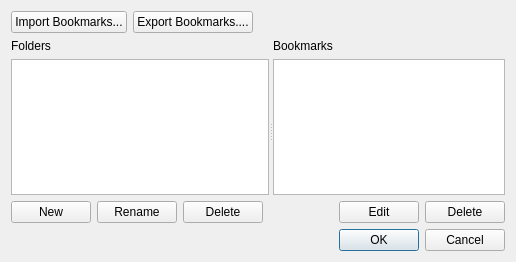
Above: src/lib/BookmarkManagerDialog.ui from KDE/marble before the change. Below: the same form after it.
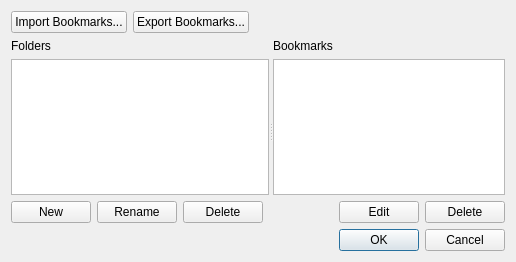
That is the form after the change.

Commit message: Remove extra dot from ellipsis

Patch:
```diff
--- a/src/lib/BookmarkManagerDialog.ui
+++ b/src/lib/BookmarkManagerDialog.ui
@@ -32,7 +32,7 @@
         <bool>true</bool>
        </property>
        <property name="text">
-        <string>Export Bookmarks....</string>
+        <string>Export Bookmarks...</string>
        </property>
       </widget>
      </item>
```
